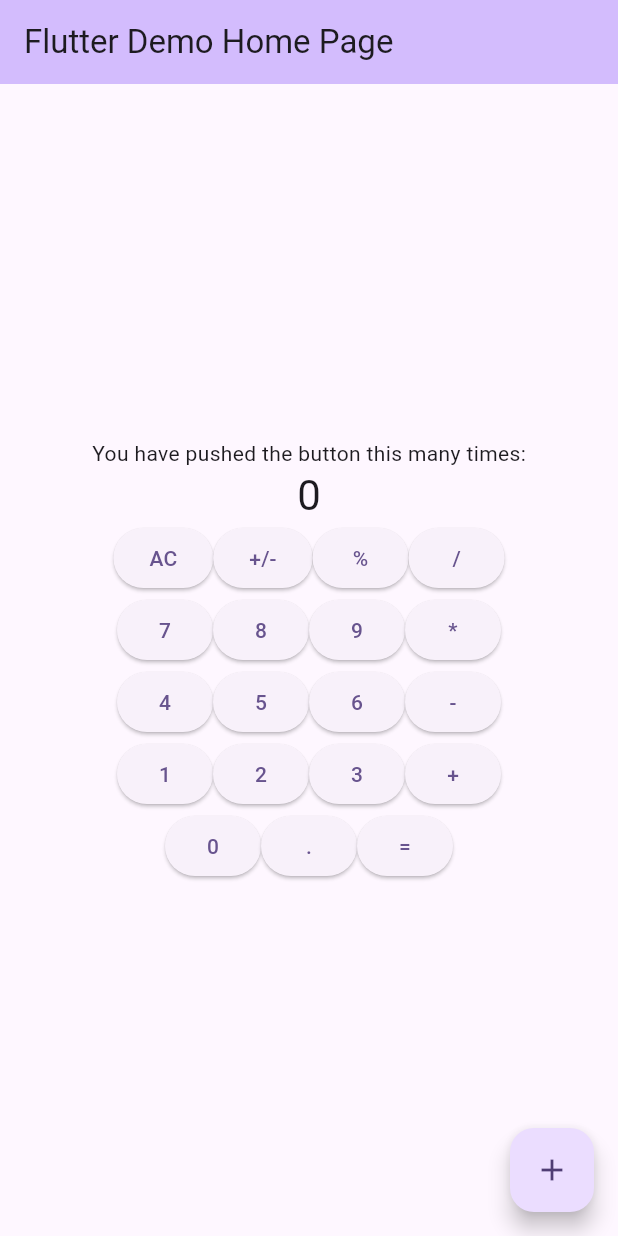
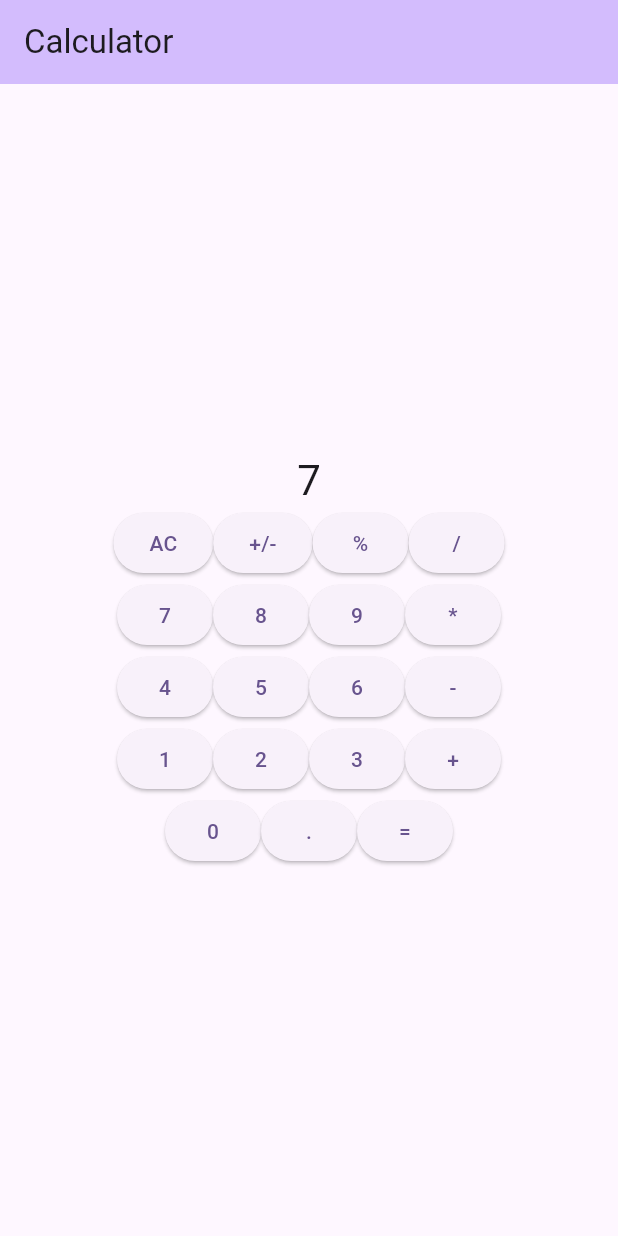
Before and after one commit to navedn/fluttercalc, a Flutter app: the MyHomePage screen opened directly, after a tap on an icon or button, on a phone screen of 412 x 824 dp. Run offline on Flutter 3.47's test engine with Material 3 defaults, Android fonts, the phone set to English and light mode, and no system bars.

Commit message:
Added functionality to the number buttons

```diff
--- a/lib/main.dart
+++ b/lib/main.dart
@@ -10,12 +10,12 @@
   @override
   Widget build(BuildContext context) {
     return MaterialApp(
-      title: 'Flutter Demo',
+      title: 'Flutter Calculator',
       theme: ThemeData(
         colorScheme: ColorScheme.fromSeed(seedColor: Colors.deepPurple),
         useMaterial3: true,
       ),
-      home: const MyHomePage(title: 'Flutter Demo Home Page'),
+      home: const MyHomePage(title: 'Calculator'),
     );
   }
 }
@@ -30,11 +30,17 @@
 }
 
 class _MyHomePageState extends State<MyHomePage> {
-  int _counter = 0;
+  String _displayText = '';
 
-  void _incrementCounter() {
+  void _onNumberPressed(String number) {
     setState(() {
-      _counter++;
+      _displayText += number; // Append the number to the display
+    });
+  }
+
+  void _onClearPressed() {
+    setState(() {
+      _displayText = ''; // Clear the display
     });
   }
 
@@ -49,18 +55,15 @@
         child: Column(
           mainAxisAlignment: MainAxisAlignment.center,
           children: <Widget>[
-            const Text(
-              'You have pushed the button this many times:',
-            ),
             Text(
-              '$_counter',
+              _displayText.isEmpty ? '0' : _displayText, // Display text or 0
               style: Theme.of(context).textTheme.headlineMedium,
             ),
             Row(
               mainAxisAlignment: MainAxisAlignment.center,
               children: [
                 ElevatedButton(
-                    onPressed: DoNothingAction.new, child: const Text('AC')),
+                    onPressed: _onClearPressed, child: const Text('AC')),
                 ElevatedButton(
                     onPressed: DoNothingAction.new, child: const Text('+/-')),
                 ElevatedButton(
@@ -73,11 +76,14 @@
               mainAxisAlignment: MainAxisAlignment.center,
               children: [
                 ElevatedButton(
-                    onPressed: DoNothingAction.new, child: const Text('7')),
+                    onPressed: () => _onNumberPressed('7'),
+                    child: const Text('7')),
                 ElevatedButton(
-                    onPressed: DoNothingAction.new, child: const Text('8')),
+                    onPressed: () => _onNumberPressed('8'),
+                    child: const Text('8')),
                 ElevatedButton(
-                    onPressed: DoNothingAction.new, child: const Text('9')),
+                    onPressed: () => _onNumberPressed('9'),
+                    child: const Text('9')),
                 ElevatedButton(
                     onPressed: DoNothingAction.new, child: const Text('*')),
               ],
@@ -86,11 +92,14 @@
               mainAxisAlignment: MainAxisAlignment.center,
               children: [
                 ElevatedButton(
-                    onPressed: DoNothingAction.new, child: const Text('4')),
+                    onPressed: () => _onNumberPressed('4'),
+                    child: const Text('4')),
                 ElevatedButton(
-                    onPressed: DoNothingAction.new, child: const Text('5')),
+                    onPressed: () => _onNumberPressed('5'),
+                    child: const Text('5')),
                 ElevatedButton(
-                    onPressed: DoNothingAction.new, child: const Text('6')),
+                    onPressed: () => _onNumberPressed('6'),
+                    child: const Text('6')),
                 ElevatedButton(
                     onPressed: DoNothingAction.new, child: const Text('-')),
               ],
@@ -99,11 +108,14 @@
               mainAxisAlignment: MainAxisAlignment.center,
               children: [
                 ElevatedButton(
-                    onPressed: DoNothingAction.new, child: const Text('1')),
+                    onPressed: () => _onNumberPressed('1'),
+                    child: const Text('1')),
                 ElevatedButton(
-                    onPressed: DoNothingAction.new, child: const Text('2')),
+                    onPressed: () => _onNumberPressed('2'),
+                    child: const Text('2')),
                 ElevatedButton(
-                    onPressed: DoNothingAction.new, child: const Text('3')),
+                    onPressed: () => _onNumberPressed('3'),
+                    child: const Text('3')),
                 ElevatedButton(
                     onPressed: DoNothingAction.new, child: const Text('+')),
               ],
@@ -112,9 +124,11 @@
               mainAxisAlignment: MainAxisAlignment.center,
               children: [
                 ElevatedButton(
-                    onPressed: DoNothingAction.new, child: const Text('0')),
+                    onPressed: () => _onNumberPressed('0'),
+                    child: const Text('0')),
                 ElevatedButton(
-                    onPressed: DoNothingAction.new, child: const Text('.')),
+                    onPressed: () => _onNumberPressed('.'),
+                    child: const Text('.')),
                 ElevatedButton(
                     onPressed: DoNothingAction.new, child: const Text('=')),
               ],
@@ -122,11 +136,6 @@
           ],
         ),
       ),
-      floatingActionButton: FloatingActionButton(
-        onPressed: _incrementCounter,
-        tooltip: 'Increment',
-        child: const Icon(Icons.add),
-      ),
     );
   }
 }
```
